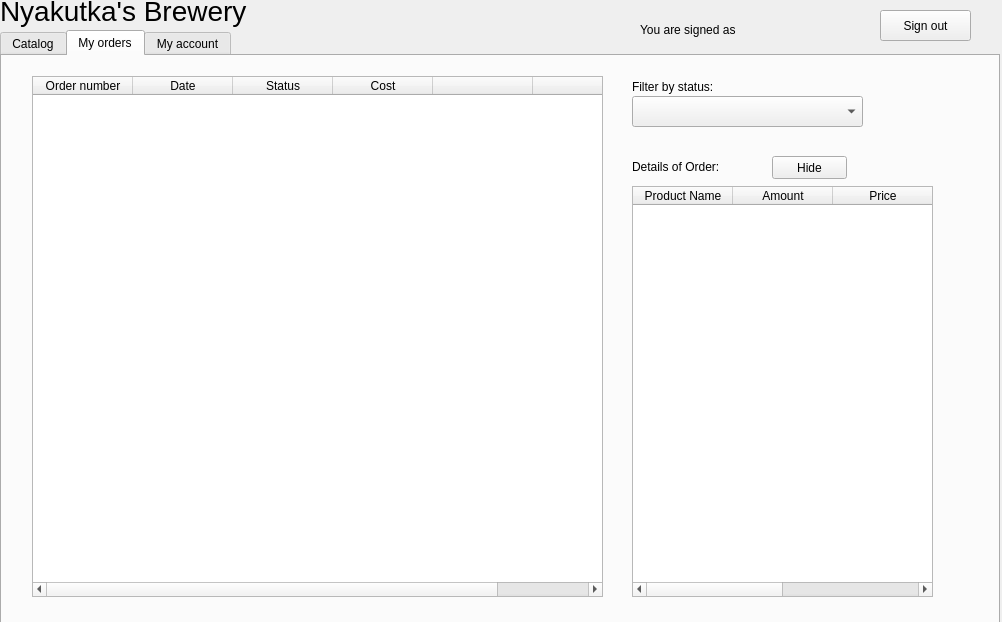
Old version of the form front/customer/ui/customer_window.ui in the repository Nyakutka/brewery.
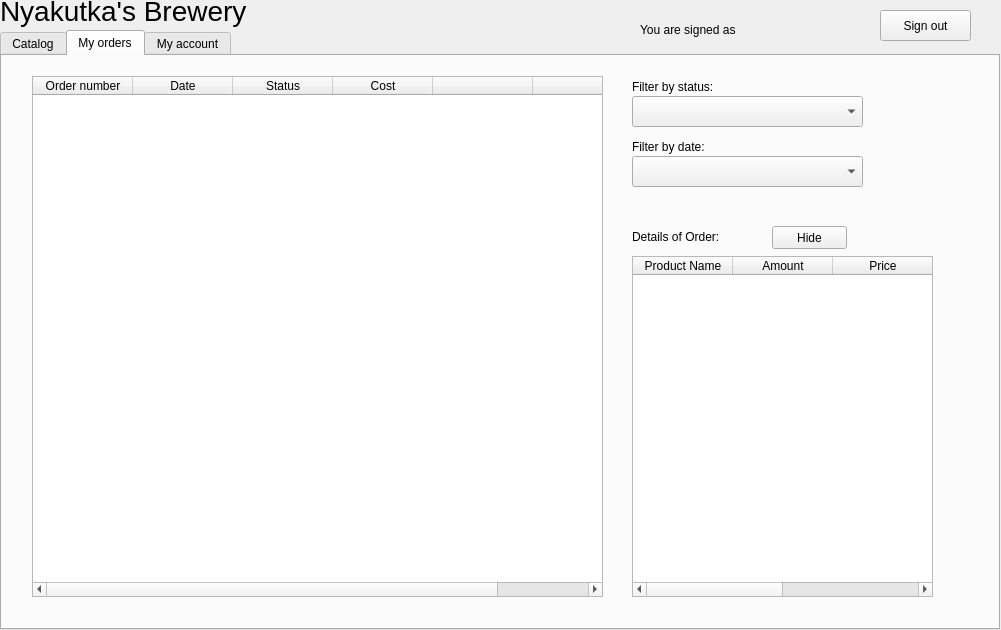
New version of the form. The open tabs and pages were chosen to show the change.

Diff of the .ui file:
```diff
--- a/front/customer/ui/customer_window.ui
+++ b/front/customer/ui/customer_window.ui
@@ -6,8 +6,8 @@
    <rect>
     <x>0</x>
     <y>0</y>
-    <width>1002</width>
-    <height>622</height>
+    <width>1001</width>
+    <height>630</height>
    </rect>
   </property>
   <property name="baseSize">
@@ -264,9 +264,9 @@
      <property name="geometry">
       <rect>
        <x>630</x>
-       <y>130</y>
+       <y>200</y>
        <width>301</width>
-       <height>411</height>
+       <height>341</height>
       </rect>
      </property>
      <property name="autoFillBackground">
@@ -303,7 +303,7 @@
      <property name="geometry">
       <rect>
        <x>630</x>
-       <y>100</y>
+       <y>170</y>
        <width>111</width>
        <height>21</height>
       </rect>
@@ -316,7 +316,7 @@
      <property name="geometry">
       <rect>
        <x>770</x>
-       <y>100</y>
+       <y>170</y>
        <width>75</width>
        <height>23</height>
       </rect>
@@ -325,6 +325,32 @@
       <string>Hide</string>
      </property>
     </widget>
+    <widget class="QComboBox" name="date_filter_comboBox">
+     <property name="geometry">
+      <rect>
+       <x>630</x>
+       <y>100</y>
+       <width>231</width>
+       <height>31</height>
+      </rect>
+     </property>
+    </widget>
+    <widget class="QLabel" name="date_filter_label">
+     <property name="geometry">
+      <rect>
+       <x>630</x>
+       <y>80</y>
+       <width>81</width>
+       <height>21</height>
+      </rect>
+     </property>
+     <property name="text">
+      <string>Filter by date:</string>
+     </property>
+     <property name="scaledContents">
+      <bool>false</bool>
+     </property>
+    </widget>
    </widget>
    <widget class="QWidget" name="account_tab">
     <attribute name="title">
```
Left out of the diff: 4 changed lines with no effect on the pictures.
